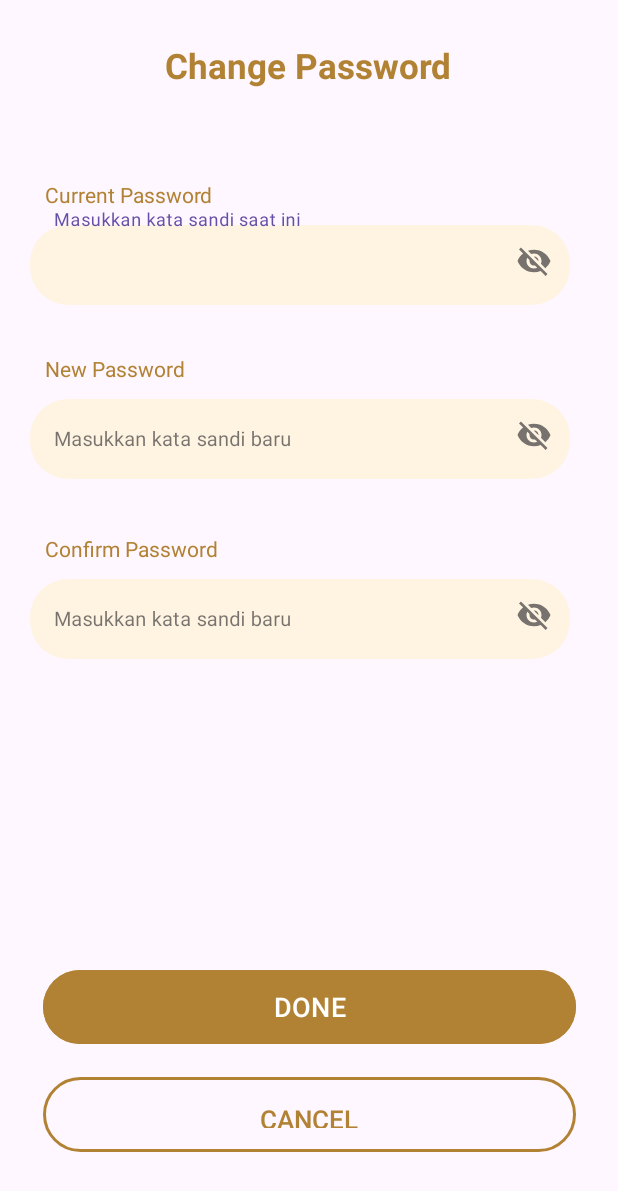
After one commit to indraking/Dishdash, an Android app built with Jetpack Compose: the ChangePasswordActivity screen opened directly, with no data from a screen before it, on a phone screen of 412 x 824 dp. The commit adds this screen. Shown: the top 1191 px of the screen. Run offline under Robolectric (Android 15) with nearby library versions, the phone set to English and light mode, and no system bars.

Commit message:
add XML, strings, themes, colors
Add activity_setting, edit_password, edit_profile, custom_button_text (drawable), ic_account_settings, themes.xml, strings.xml, colors.xml.  Fix list_item_catat_makanan, activity_catat_makanan,

```diff
--- /dev/null
+++ b/app/src/main/java/com/example/dishdash/ui/Setting/ChangePasswordActivity.kt
@@ -0,0 +1,12 @@
+package com.example.dishdash.ui.Setting
+
+import androidx.appcompat.app.AppCompatActivity
+import android.os.Bundle
+import com.example.dishdash.R
+
+class ChangePasswordActivity : AppCompatActivity() {
+    override fun onCreate(savedInstanceState: Bundle?) {
+        super.onCreate(savedInstanceState)
+        setContentView(R.layout.activity_change_password)
+    }
+}
--- /dev/null
+++ b/app/src/main/res/drawable/custom_button_text.xml
@@ -0,0 +1,17 @@
+<?xml version="1.0" encoding="utf-8"?>
+<shape xmlns:android="http://schemas.android.com/apk/res/android"
+    android:shape="rectangle">
+
+    <corners android:radius="25dp" />
+
+    <stroke
+        android:width="2dp"
+        android:color="@color/orange_strong" />
+
+    <padding
+        android:bottom="16dp"
+        android:left="16dp"
+        android:right="16dp"
+        android:top="16dp"/>
+
+</shape>
--- /dev/null
+++ b/app/src/main/res/layout/activity_change_password.xml
@@ -0,0 +1,180 @@
+<?xml version="1.0" encoding="utf-8"?>
+<androidx.constraintlayout.widget.ConstraintLayout xmlns:android="http://schemas.android.com/apk/res/android"
+    xmlns:app="http://schemas.android.com/apk/res-auto"
+    xmlns:tools="http://schemas.android.com/tools"
+    android:layout_width="match_parent"
+    android:layout_height="match_parent"
+    tools:context=".ui.Setting.ChangePasswordActivity">
+
+    <TextView
+        android:id="@+id/change_password_text"
+        android:layout_width="wrap_content"
+        android:layout_height="wrap_content"
+        android:layout_marginTop="28dp"
+        android:text="@string/text_change_password"
+        android:textColor="@color/orange_strong"
+        android:textSize="23sp"
+        android:textStyle="bold"
+        app:layout_constraintEnd_toEndOf="parent"
+        app:layout_constraintHorizontal_bias="0.497"
+        app:layout_constraintStart_toStartOf="parent"
+        app:layout_constraintTop_toTopOf="parent" />
+
+    <TextView
+        android:id="@+id/text_current_password"
+        android:layout_width="wrap_content"
+        android:layout_height="wrap_content"
+        android:layout_marginTop="120dp"
+        android:text="@string/tv_current_password"
+        android:textColor="@color/orange_strong"
+        app:layout_constraintEnd_toEndOf="parent"
+        app:layout_constraintHorizontal_bias="0.1"
+        app:layout_constraintStart_toStartOf="parent"
+        app:layout_constraintTop_toTopOf="parent" />
+
+    <com.google.android.material.textfield.TextInputLayout
+        android:id="@+id/Current_PasswordEditTextLayout"
+        style="@style/Widget.MaterialComponents.TextInputLayout.OutlinedBox"
+        android:layout_width="0dp"
+        android:layout_height="wrap_content"
+        android:alpha="1"
+        app:boxBackgroundMode="none"
+        app:endIconMode="password_toggle"
+        app:errorEnabled="true"
+        app:layout_constraintEnd_toEndOf="parent"
+        app:layout_constraintHorizontal_bias="1.0"
+        app:layout_constraintStart_toStartOf="parent"
+        app:layout_constraintTop_toBottomOf="@+id/text_current_password"
+        tools:alpha="1">
+
+        <com.google.android.material.textfield.TextInputEditText
+            android:id="@+id/et_current_password"
+            android:layout_width="360dp"
+            android:layout_height="wrap_content"
+            android:layout_centerHorizontal="true"
+            android:layout_marginTop="16dp"
+            android:background="@drawable/custom_edit_text"
+            android:hint="@string/current_password"
+            android:inputType="text"
+            android:textColor="@color/orange_strong"
+            android:textSize="13sp"
+            android:layout_marginStart="20dp"
+            app:layout_constraintEnd_toEndOf="parent"
+            app:layout_constraintHorizontal_bias="0.491"
+            app:layout_constraintStart_toStartOf="parent" />
+    </com.google.android.material.textfield.TextInputLayout>
+
+    <TextView
+        android:id="@+id/text_new_password"
+        android:layout_width="wrap_content"
+        android:layout_height="wrap_content"
+        android:layout_marginTop="236dp"
+        android:text="@string/tv_new_password"
+        android:textColor="@color/orange_strong"
+        app:layout_constraintEnd_toEndOf="parent"
+        app:layout_constraintHorizontal_bias="0.094"
+        app:layout_constraintStart_toStartOf="parent"
+        app:layout_constraintTop_toTopOf="parent" />
+
+    <com.google.android.material.textfield.TextInputLayout
+        android:id="@+id/PasswordEditTextLayout"
+        style="@style/Widget.MaterialComponents.TextInputLayout.OutlinedBox"
+        android:layout_width="0dp"
+        android:layout_height="wrap_content"
+        android:alpha="1"
+        app:boxBackgroundMode="none"
+        app:endIconMode="password_toggle"
+        app:errorEnabled="true"
+        app:layout_constraintEnd_toEndOf="parent"
+        app:layout_constraintHorizontal_bias="1.0"
+        app:layout_constraintStart_toStartOf="parent"
+        app:layout_constraintTop_toBottomOf="@+id/text_new_password"
+        tools:alpha="1">
+
+        <com.google.android.material.textfield.TextInputEditText
+            android:id="@+id/et_new_password"
+            android:layout_width="360dp"
+            android:layout_height="wrap_content"
+            android:layout_centerHorizontal="true"
+            android:layout_marginTop="16dp"
+            android:background="@drawable/custom_edit_text"
+            android:hint="@string/new_password"
+            android:inputType="text"
+            android:textColor="@color/orange_strong"
+            android:textSize="13sp"
+            android:layout_marginStart="20dp"
+            app:layout_constraintEnd_toEndOf="parent"
+            app:layout_constraintHorizontal_bias="0.491"
+            app:layout_constraintStart_toStartOf="parent" />
+    </com.google.android.material.textfield.TextInputLayout>
+
+    <TextView
+        android:id="@+id/text_confirm_password"
+        android:layout_width="wrap_content"
+        android:layout_height="wrap_content"
+        android:layout_marginTop="356dp"
+        android:text="@string/tv_confirm_password"
+        android:textColor="@color/orange_strong"
+        app:layout_constraintEnd_toEndOf="parent"
+        app:layout_constraintHorizontal_bias="0.101"
+        app:layout_constraintStart_toStartOf="parent"
+        app:layout_constraintTop_toTopOf="parent" />
+
+    <com.google.android.material.textfield.TextInputLayout
+        android:id="@+id/Confirm_PasswordEditTextLayout"
+        style="@style/Widget.MaterialComponents.TextInputLayout.OutlinedBox"
+        android:layout_width="0dp"
+        android:layout_height="wrap_content"
+        android:alpha="1"
+        app:boxBackgroundMode="none"
+        app:endIconMode="password_toggle"
+        app:errorEnabled="true"
+        app:layout_constraintEnd_toEndOf="parent"
+        app:layout_constraintHorizontal_bias="1.0"
+        app:layout_constraintStart_toStartOf="parent"
+        app:layout_constraintTop_toBottomOf="@+id/text_confirm_password"
+        tools:alpha="1">
+
+        <com.google.android.material.textfield.TextInputEditText
+            android:id="@+id/et_confirm_password"
+            android:layout_width="360dp"
+            android:layout_height="wrap_content"
+            android:layout_centerHorizontal="true"
+            android:layout_marginTop="16dp"
+            android:background="@drawable/custom_edit_text"
+            android:hint="@string/new_password"
+            android:inputType="text"
+            android:textColor="@color/orange_strong"
+            android:textSize="13sp"
+            android:layout_marginStart="20dp"
+            app:layout_constraintEnd_toEndOf="parent"
+            app:layout_constraintHorizontal_bias="0.491"
+            app:layout_constraintStart_toStartOf="parent" />
+    </com.google.android.material.textfield.TextInputLayout>
+
+    <Button
+        android:id="@+id/btn_done"
+        android:layout_width="355dp"
+        android:layout_height="57dp"
+        android:layout_marginBottom="124dp"
+        android:backgroundTint="@color/orange_strong"
+        android:text="@string/done_text"
+        android:textSize="18sp"
+        app:layout_constraintBottom_toBottomOf="parent"
+        app:layout_constraintEnd_toEndOf="parent"
+        app:layout_constraintStart_toStartOf="parent" />
+
+    <androidx.appcompat.widget.AppCompatButton
+        android:id="@+id/btn_cancel"
+        android:layout_width="355dp"
+        android:layout_height="50dp"
+        android:layout_marginBottom="56dp"
+        android:background="@drawable/custom_button_text"
+        android:text="@string/cancel_text"
+        android:textColor="@color/orange_strong"
+        android:textSize="17sp"
+        app:layout_constraintBottom_toBottomOf="parent"
+        app:layout_constraintEnd_toEndOf="parent"
+        app:layout_constraintStart_toStartOf="parent"/>
+
+</androidx.constraintlayout.widget.ConstraintLayout>
--- a/app/src/main/res/values/colors.xml
+++ b/app/src/main/res/values/colors.xml
@@ -9,4 +9,5 @@
     <color name="grey_light">#EEEDF3</color>
     <color name="navy_strong">#363062</color>
     <color name="grey">#EEEDF3</color>
+    <color name="black_grey">#454545</color>
 </resources>
--- a/app/src/main/res/values/strings.xml
+++ b/app/src/main/res/values/strings.xml
@@ -44,6 +44,24 @@
     <string name="text_catat_makan">CATAT MAKANAN</string>
     <string name="search_hint">Nasi Goreng</string>
     <string name="simpan_text">SIMPAN</string>
+    <string name="text_setting">Settings</string>
+    <string name="text_account">Account</string>
+    <string name="text_edit_profile">Edit Profile</string>
+    <string name="text_change_password">Change Password</string>
+    <string name="edit_text">Masukkan nama Anda dan tambahkan foto profil opsional</string>
+    <string name="edit_image_text">Edit</string>
+    <string name="tv_nama_user">afif</string>
+    <string name="tv_nomor_telepon">Nomor Telepon</string>
+    <string name="nomor_telepon">+6282981012412</string>
+    <string name="tv_alamat_email">Alamat Email</string>
+    <string name="user_mail">Afifraihan59@gmail.com</string>
+    <string name="tv_current_password">Current Password</string>
+    <string name="current_password">Masukkan kata sandi saat ini</string>
+    <string name="tv_new_password">New Password</string>
+    <string name="new_password">Masukkan kata sandi baru</string>
+    <string name="tv_confirm_password">Confirm Password</string>
+    <string name="cancel_text">Cancel</string>
+    <string name="done_text">DONE</string>
 
 
 </resources>
--- a/app/src/main/res/values/themes.xml
+++ b/app/src/main/res/values/themes.xml
@@ -4,6 +4,10 @@
         <!-- Customize your light theme here. -->
         <!-- <item name="colorPrimary">@color/my_light_primary</item> -->
     </style>
+    <style name="circularImageViewStyle">
+        <item name="cornerFamily">rounded</item>
+        <item name="cornerSize">50%</item>
+    </style>
 
     <style name="Theme.Dishdash" parent="Base.Theme.Dishdash" />
 </resources>
```
Also changed, not shown: app/src/main/AndroidManifest.xml (+9 -0 lines), app/src/main/java/com/example/dishdash/ui/Setting/EditProfileActivity.kt (added, +12 -0 lines), app/src/main/java/com/example/dishdash/ui/Setting/SettingActivity.kt (added, +12 -0 lines), app/src/main/res/drawable/ic_account_settings.xml (added, +11 -0 lines), app/src/main/res/layout/activity_catat_makanan.xml (+16 -3 lines), app/src/main/res/layout/activity_edit_profile.xml (added, +158 -0 lines), app/src/main/res/layout/activity_setting.xml (added, +89 -0 lines), app/src/main/res/layout/list_item_catat_makanan.xml (+2 -18 lines).
